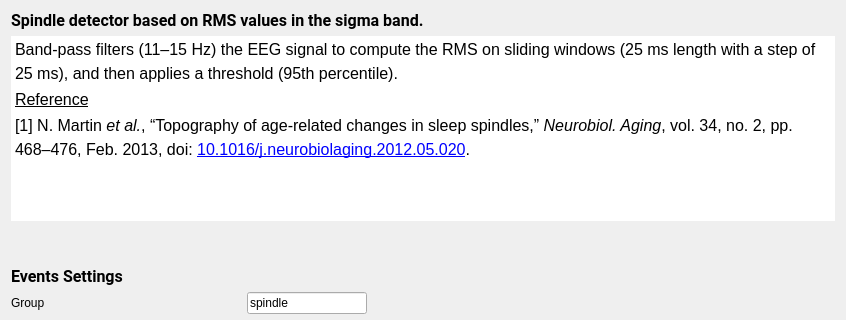
The window that tools/CEAMSTools/SpindleDetectionMartin/MartinSettings/Ui_MartinSettings.ui (SnoozToolbox/snooz-package-ceams) describes before a commit, drawn with Qt 5; both pictures show x 0 to 846 and y 0 to 320 of the 846 by 552 pixel window.
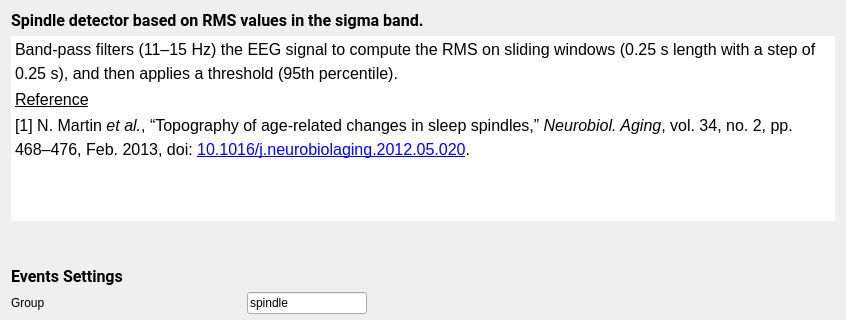
The same window after the commit.

Commit message: Fixed UI description for Martin algo.

Diff of the .ui file:
```diff
--- a/tools/CEAMSTools/SpindleDetectionMartin/MartinSettings/Ui_MartinSettings.ui
+++ b/tools/CEAMSTools/SpindleDetectionMartin/MartinSettings/Ui_MartinSettings.ui
@@ -52,10 +52,13 @@
      </property>
      <property name="html">
       <string>&lt;!DOCTYPE HTML PUBLIC &quot;-//W3C//DTD HTML 4.0//EN&quot; &quot;http://www.w3.org/TR/REC-html40/strict.dtd&quot;&gt;
-&lt;html&gt;&lt;head&gt;&lt;meta name=&quot;qrichtext&quot; content=&quot;1&quot; /&gt;&lt;style type=&quot;text/css&quot;&gt;
+&lt;html&gt;&lt;head&gt;&lt;meta name=&quot;qrichtext&quot; content=&quot;1&quot; /&gt;&lt;meta charset=&quot;utf-8&quot; /&gt;&lt;style type=&quot;text/css&quot;&gt;
 p, li { white-space: pre-wrap; }
+hr { height: 1px; border-width: 0; }
+li.unchecked::marker { content: &quot;\2610&quot;; }
+li.checked::marker { content: &quot;\2612&quot;; }
 &lt;/style&gt;&lt;/head&gt;&lt;body style=&quot; font-family:'Roboto'; font-size:12pt; font-weight:400; font-style:normal;&quot;&gt;
-&lt;p style=&quot; margin-top:0px; margin-bottom:0px; margin-left:0px; margin-right:0px; -qt-block-indent:0; text-indent:0px; line-height:135%;&quot;&gt;Band-pass filters (11–15 Hz) the EEG signal to compute the RMS on sliding windows (25 ms length with a step of 25 ms), and then applies a threshold (95th percentile).&lt;/p&gt;
+&lt;p style=&quot; margin-top:0px; margin-bottom:0px; margin-left:0px; margin-right:0px; -qt-block-indent:0; text-indent:0px; line-height:135%;&quot;&gt;Band-pass filters (11–15 Hz) the EEG signal to compute the RMS on sliding windows (0.25 s length with a step of 0.25 s), and then applies a threshold (95th percentile).&lt;/p&gt;
 &lt;p style=&quot; margin-top:0px; margin-bottom:0px; margin-left:0px; margin-right:0px; -qt-block-indent:0; text-indent:0px; line-height:135%;&quot;&gt;&lt;span style=&quot; text-decoration: underline;&quot;&gt;Reference&lt;/span&gt;&lt;/p&gt;
 &lt;p style=&quot; margin-top:0px; margin-bottom:0px; margin-left:0px; margin-right:0px; -qt-block-indent:0; text-indent:0px; line-height:135%;&quot;&gt;[1] N. Martin &lt;span style=&quot; font-style:italic;&quot;&gt;et al.&lt;/span&gt;, “Topography of age-related changes in sleep spindles,” &lt;span style=&quot; font-style:italic;&quot;&gt;Neurobiol. Aging&lt;/span&gt;, vol. 34, no. 2, pp. 468–476, Feb. 2013, doi: &lt;a href=&quot;https://doi.org/10.1016/j.neurobiolaging.2012.05.020&quot;&gt;&lt;span style=&quot; text-decoration: underline; color:#0000ff;&quot;&gt;10.1016/j.neurobiolaging.2012.05.020&lt;/span&gt;&lt;/a&gt;. &lt;/p&gt;&lt;/body&gt;&lt;/html&gt;</string>
      </property>
```
Left out of the diff: 27 changed lines with no effect on the pictures. The commit also changes 1 other file.
